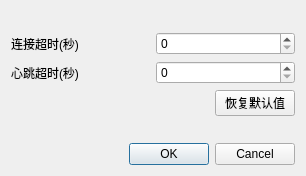
Robbie-Juelich/CSR_Video, file VideoManager.csr/configdialog.ui: the form before one commit.
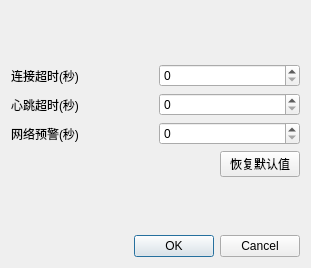
The form after the commit.

```diff
--- a/VideoManager.csr/configdialog.ui
+++ b/VideoManager.csr/configdialog.ui
@@ -6,8 +6,8 @@
    <rect>
     <x>0</x>
     <y>0</y>
-    <width>306</width>
-    <height>176</height>
+    <width>311</width>
+    <height>268</height>
    </rect>
   </property>
   <property name="windowTitle">
@@ -57,6 +57,16 @@
        <item row="1" column="1">
         <widget class="QSpinBox" name="spinBox_heart"/>
        </item>
+       <item row="2" column="0">
+        <widget class="QLabel" name="label_4">
+         <property name="text">
+          <string>网络预警(秒)</string>
+         </property>
+        </widget>
+       </item>
+       <item row="2" column="1">
+        <widget class="QSpinBox" name="spinBox_yellow"/>
+       </item>
       </layout>
      </item>
     </layout>
```
